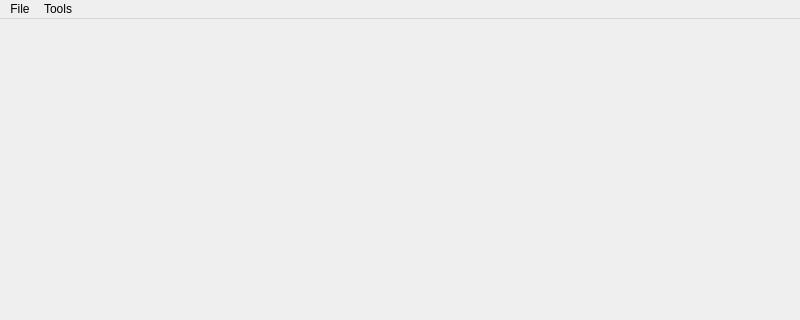
This is mainwindow.ui in TeoIpp/RizzRepo as Qt 5 draws it before an edit; both pictures show x 0 to 800 and y 0 to 320 of the 800 by 600 pixel window. The edited form follows.
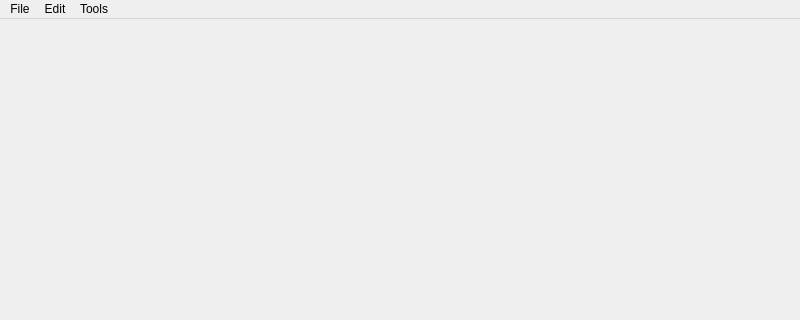
This is the edited form.

Commit message: Cleaned up Button inputs, filled in the rest of our feature UIs, Added option to select file-type on save as

Diff of the .ui file:
```diff
--- a/mainwindow.ui
+++ b/mainwindow.ui
@@ -17,10 +17,10 @@
    <widget class="QLabel" name="displayLabel">
     <property name="geometry">
      <rect>
-      <x>27</x>
-      <y>55</y>
-      <width>701</width>
-      <height>451</height>
+      <x>130</x>
+      <y>20</y>
+      <width>500</width>
+      <height>500</height>
      </rect>
     </property>
     <property name="text">
@@ -67,8 +67,17 @@
     </widget>
     <addaction name="menuRotate"/>
     <addaction name="menuFilters"/>
+    <addaction name="menuColor_values"/>
+   </widget>
+   <widget class="QMenu" name="menuEdit">
+    <property name="title">
+     <string>Edit</string>
+    </property>
+    <addaction name="actionUndo"/>
+    <addaction name="actionRedo"/>
    </widget>
    <addaction name="menuTools"/>
+   <addaction name="menuEdit"/>
    <addaction name="menuTools_2"/>
   </widget>
   <widget class="QStatusBar" name="statusbar"/>
```
Left out of the diff: 64 changed lines with no effect on the pictures. The commit also changes 4 other files.
